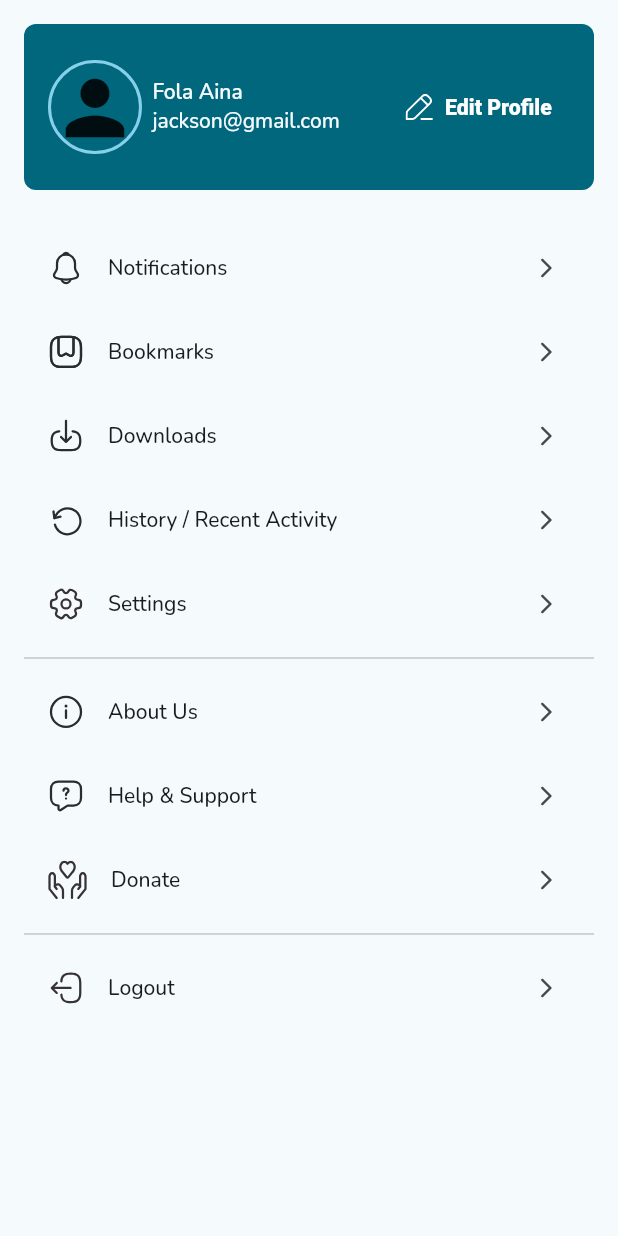
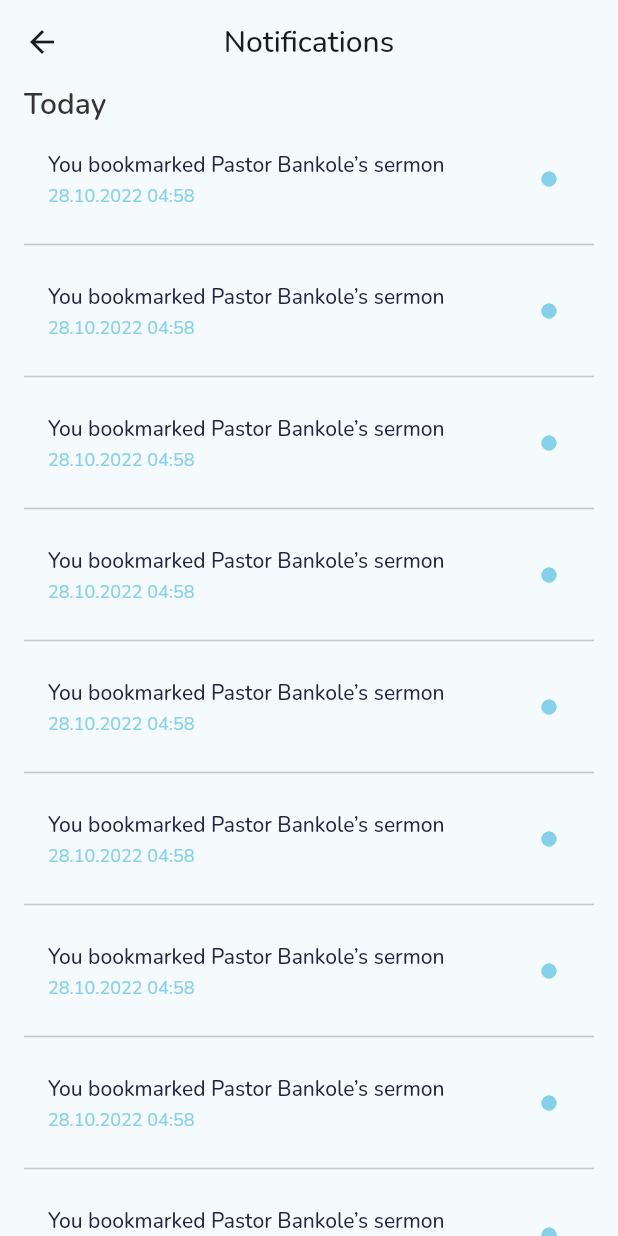
Before and after one commit to logickoder/stream_global, a Flutter app: the MoreScreen screen opened directly, after a tap on "Notifications", on a phone screen of 412 x 824 dp. Run offline on Flutter 3.47's test engine with Material 2 defaults, Android fonts, the phone set to English and light mode, and no system bars; our stand-ins replace cached_network_image, flutter_riverpod, flutter_svg, google_fonts, rx_shared_preferences; statements that could not run were skipped.

Commit message:
feat(notifications): create screen

```diff
--- a/lib/app/routes.dart
+++ b/lib/app/routes.dart
@@ -5,6 +5,7 @@ import '../auth/auth_otp_screen.dart';
 import '../auth/auth_screen.dart';
 import '../auth/auth_type.dart';
 import '../dashboard/dashboard_screen.dart';
+import '../notification/notifications_screen.dart';
 import '../onboarding/onboarding_screen.dart';
 import '../profile/edit/edit_profile_screen.dart';
 import '../splash/splash_screen.dart';
@@ -18,6 +19,7 @@ class AppRoutes {
   static const otp = '/auth/otp';
   static const dashboard = '/dashboard';
   static const editProfile = '/profile/edit';
+  static const notifications = '/notifications';
 
   static Map<String, Widget Function(BuildContext)> get current => {
         splash: (context) => const SplashScreen(),
@@ -28,5 +30,6 @@ class AppRoutes {
         otp: (_) => const AuthOtpScreen(),
         dashboard: (_) => const DashboardScreen(),
         editProfile: (_) => const EditProfileScreen(),
+        notifications: (_) => const NotificationsScreen(),
       };
 }
--- a/lib/dashboard/more/more_screen.dart
+++ b/lib/dashboard/more/more_screen.dart
@@ -52,7 +52,13 @@ class MoreScreen extends StatelessWidget {
     );
   }
 
-  void _handleClick(BuildContext context, _MoreItem item) {}
+  void _handleClick(BuildContext context, _MoreItem item) {
+    switch (item.$2) {
+      case AppAssets.notificationIcon:
+        Navigator.pushNamed(context, AppRoutes.notifications);
+        break;
+    }
+  }
 }
 
 class _MoreHeader extends StatelessWidget {
--- /dev/null
+++ b/lib/notification/notifications_screen.dart
@@ -0,0 +1,64 @@
+import 'package:flutter/material.dart';
+
+import '../app/dimens.dart';
+
+class NotificationsScreen extends StatelessWidget {
+  const NotificationsScreen({super.key});
+
+  @override
+  Widget build(BuildContext context) {
+    final theme = Theme.of(context);
+
+    return Scaffold(
+      appBar: AppBar(
+        title: const Text('Notifications'),
+        centerTitle: true,
+      ),
+      body: SafeArea(
+        minimum: const EdgeInsets.symmetric(
+          horizontal: AppDimens.secondaryPadding,
+        ),
+        child: CustomScrollView(
+          slivers: [
+            SliverToBoxAdapter(
+              child: Text(
+                'Today',
+                style: theme.textTheme.titleLarge?.copyWith(
+                  color: const Color(0xFF37313A),
+                  fontWeight: FontWeight.w600,
+                ),
+              ),
+            ),
+            SliverList.separated(
+              separatorBuilder: (context, index) => const Divider(),
+              itemCount: 30,
+              itemBuilder: (context, index) {
+                return ListTile(
+                  title: Text(
+                    'You bookmarked Pastor Bankole’s sermon',
+                    style: theme.textTheme.bodyLarge?.copyWith(
+                      color: const Color(0xFF222741),
+                    ),
+                    overflow: TextOverflow.ellipsis,
+                    maxLines: 1,
+                  ),
+                  subtitle: Text(
+                    '28.10.2022 04:58',
+                    style: theme.textTheme.bodySmall?.copyWith(
+                      color: theme.colorScheme.inversePrimary,
+                    ),
+                  ),
+                  trailing: Icon(
+                    Icons.circle,
+                    color: theme.colorScheme.inversePrimary,
+                    size: AppDimens.padding / 2,
+                  ),
+                );
+              },
+            ),
+          ],
+        ),
+      ),
+    );
+  }
+}
```
